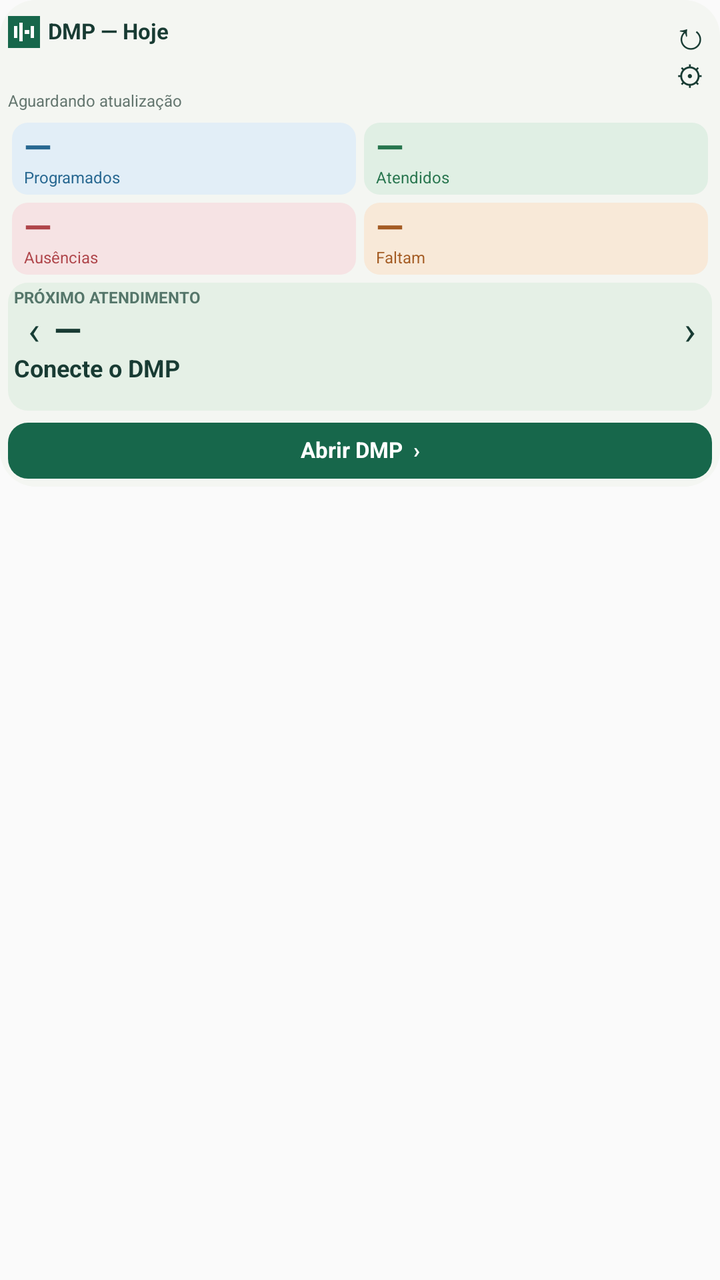
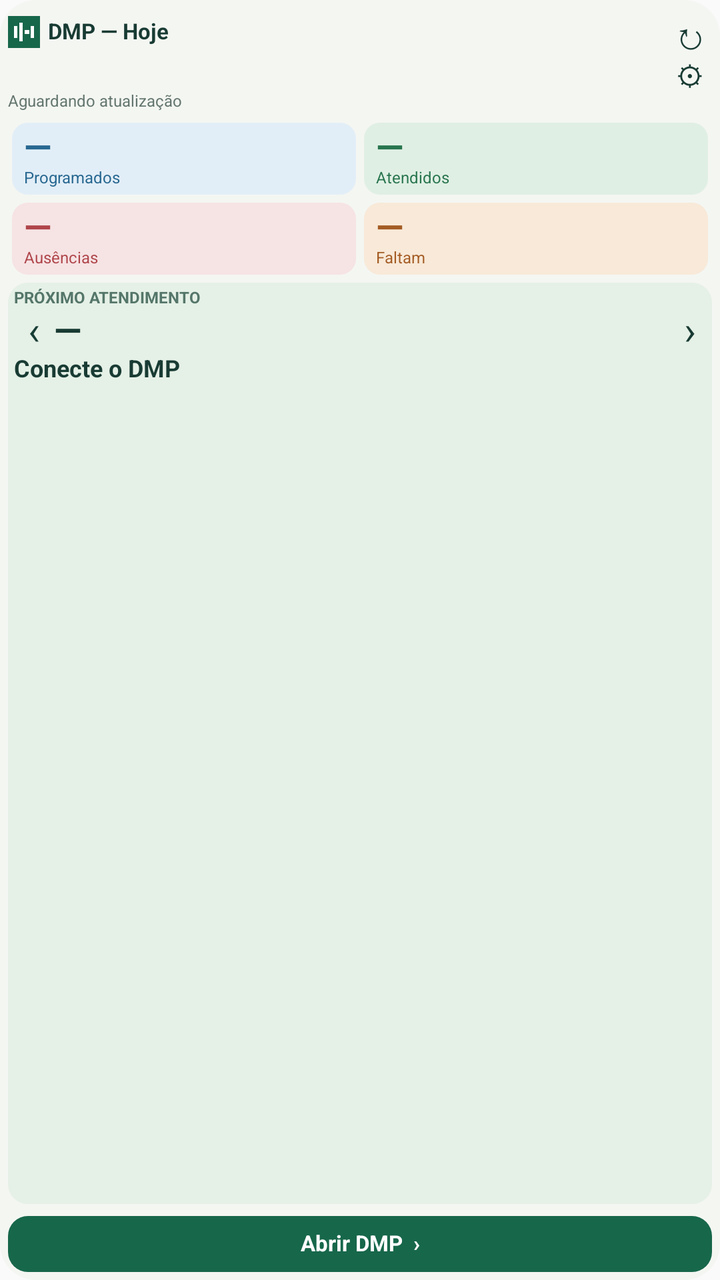

The first picture is an Android layout as it rendered before a commit; the second is the same layout after the commit. The layout source and the unified diff follow.
<!-- AndroidManifest.xml: application theme android:Theme.Material.Light.NoActionBar -->
<!-- res/layout/widget_tiny.xml -->
<FrameLayout xmlns:android="http://schemas.android.com/apk/res/android" android:id="@+id/root" android:layout_width="match_parent" android:layout_height="match_parent">
  <RelativeLayout android:id="@+id/shell" android:layout_width="match_parent" android:layout_height="wrap_content">
    <ImageView android:id="@+id/shell_bg" android:layout_width="match_parent" android:layout_height="0dp" android:scaleType="fitXY" android:contentDescription="" android:layout_alignTop="@id/content" android:layout_alignBottom="@id/content" android:src="@drawable/widget_surface" />
    <LinearLayout android:layout_width="match_parent" android:layout_height="wrap_content" android:orientation="vertical" android:padding="4dp" android:id="@+id/content">
      <LinearLayout android:layout_width="match_parent" android:layout_height="24dp" android:orientation="horizontal" android:gravity="center_vertical">
        <ImageView android:layout_width="16dp" android:layout_height="16dp" android:src="@drawable/icon" android:contentDescription="DMP" />
        <TextView android:id="@+id/header" android:layout_width="0dp" android:layout_height="wrap_content" android:text="DMP — Hoje" android:textSize="11sp" android:textColor="#183B33" android:includeFontPadding="false" android:layout_weight="1" android:paddingStart="4dp" android:maxLines="1" android:ellipsize="end" android:textStyle="bold" />
        <TextView android:id="@+id/refresh" android:layout_width="22dp" android:layout_height="24dp" android:text="↻" android:textSize="19sp" android:textColor="#183B33" android:includeFontPadding="false" android:gravity="center" android:contentDescription="Atualizar" />
      </LinearLayout>
      <LinearLayout android:layout_width="match_parent" android:layout_height="18dp" android:orientation="horizontal" android:gravity="center_vertical">
        <TextView android:id="@+id/date" android:layout_width="0dp" android:layout_height="wrap_content" android:text="" android:textSize="9sp" android:includeFontPadding="false" android:layout_weight="1" android:maxLines="1" android:textColor="#5D706A" />
        <TextView android:id="@+id/settings" android:layout_width="22dp" android:layout_height="18dp" android:text="⚙" android:textSize="14sp" android:textColor="#183B33" android:includeFontPadding="false" android:gravity="center" android:contentDescription="Configurar widget" />
      </LinearLayout>
      <TextView android:id="@+id/updated" android:layout_width="match_parent" android:layout_height="wrap_content" android:text="Aguardando atualização" android:textSize="8sp" android:includeFontPadding="false" android:textColor="#64766F" android:paddingBottom="4dp" android:maxLines="1" />
      <LinearLayout android:layout_width="match_parent" android:layout_height="wrap_content" android:orientation="vertical" android:id="@+id/metrics">
        <LinearLayout android:layout_width="match_parent" android:layout_height="wrap_content" android:orientation="horizontal" android:gravity="center_vertical">
          <FrameLayout android:id="@+id/programmed" android:layout_width="0dp" android:layout_weight="1" android:layout_height="36dp" android:layout_margin="2dp">
            <ImageView android:id="@+id/programmed_bg" android:layout_width="match_parent" android:layout_height="match_parent" android:scaleType="fitXY" android:contentDescription="" android:src="@drawable/programmed" />
            <LinearLayout android:layout_width="match_parent" android:layout_height="wrap_content" android:orientation="vertical" android:paddingStart="6dp" android:paddingTop="2dp" android:paddingBottom="2dp">
              <TextView android:id="@+id/programmed_number" android:layout_width="match_parent" android:layout_height="wrap_content" android:text="—" android:textSize="18sp" android:includeFontPadding="false" android:textStyle="bold" android:textColor="#286891" />
              <TextView android:id="@+id/programmed_label" android:layout_width="match_parent" android:layout_height="wrap_content" android:text="Programados" android:textSize="8sp" android:includeFontPadding="false" android:maxLines="1" android:textColor="#286891" />
            </LinearLayout>
          </FrameLayout>
          <FrameLayout android:id="@+id/attended" android:layout_width="0dp" android:layout_weight="1" android:layout_height="36dp" android:layout_margin="2dp">
            <ImageView android:id="@+id/attended_bg" android:layout_width="match_parent" android:layout_height="match_parent" android:scaleType="fitXY" android:contentDescription="" android:src="@drawable/attended" />
            <LinearLayout android:layout_width="match_parent" android:layout_height="wrap_content" android:orientation="vertical" android:paddingStart="6dp" android:paddingTop="2dp" android:paddingBottom="2dp">
              <TextView android:id="@+id/attended_number" android:layout_width="match_parent" android:layout_height="wrap_content" android:text="—" android:textSize="18sp" android:includeFontPadding="false" android:textStyle="bold" android:textColor="#27754E" />
              <TextView android:id="@+id/attended_label" android:layout_width="match_parent" android:layout_height="wrap_content" android:text="Atendidos" android:textSize="8sp" android:includeFontPadding="false" android:maxLines="1" android:textColor="#27754E" />
            </LinearLayout>
          </FrameLayout>
        </LinearLayout>
        <LinearLayout android:layout_width="match_parent" android:layout_height="wrap_content" android:orientation="horizontal" android:gravity="center_vertical">
          <FrameLayout android:id="@+id/absent" android:layout_width="0dp" android:layout_weight="1" android:layout_height="36dp" android:layout_margin="2dp">
            <ImageView android:id="@+id/absent_bg" android:layout_width="match_parent" android:layout_height="match_parent" android:scaleType="fitXY" android:contentDescription="" android:src="@drawable/absent" />
            <LinearLayout android:layout_width="match_parent" android:layout_height="wrap_content" android:orientation="vertical" android:paddingStart="6dp" android:paddingTop="2dp" android:paddingBottom="2dp">
              <TextView android:id="@+id/absent_number" android:layout_width="match_parent" android:layout_height="wrap_content" android:text="—" android:textSize="18sp" android:includeFontPadding="false" android:textStyle="bold" android:textColor="#AF454A" />
              <TextView android:id="@+id/absent_label" android:layout_width="match_parent" android:layout_height="wrap_content" android:text="Ausências" android:textSize="8sp" android:includeFontPadding="false" android:maxLines="1" android:textColor="#AF454A" />
            </LinearLayout>
          </FrameLayout>
          <FrameLayout android:id="@+id/remaining" android:layout_width="0dp" android:layout_weight="1" android:layout_height="36dp" android:layout_margin="2dp">
            <ImageView android:id="@+id/remaining_bg" android:layout_width="match_parent" android:layout_height="match_parent" android:scaleType="fitXY" android:contentDescription="" android:src="@drawable/remaining" />
            <LinearLayout android:layout_width="match_parent" android:layout_height="wrap_content" android:orientation="vertical" android:paddingStart="6dp" android:paddingTop="2dp" android:paddingBottom="2dp">
              <TextView android:id="@+id/remaining_number" android:layout_width="match_parent" android:layout_height="wrap_content" android:text="—" android:textSize="18sp" android:includeFontPadding="false" android:textStyle="bold" android:textColor="#A45C24" />
              <TextView android:id="@+id/remaining_label" android:layout_width="match_parent" android:layout_height="wrap_content" android:text="Faltam" android:textSize="8sp" android:includeFontPadding="false" android:maxLines="1" android:textColor="#A45C24" />
            </LinearLayout>
          </FrameLayout>
        </LinearLayout>
      </LinearLayout>
      <RelativeLayout android:id="@+id/next" android:layout_width="match_parent" android:layout_height="wrap_content" android:layout_marginTop="2dp">
        <ImageView android:id="@+id/next_bg" android:layout_width="match_parent" android:layout_height="0dp" android:scaleType="fitXY" android:contentDescription="" android:layout_alignTop="@id/next_content" android:layout_alignBottom="@id/next_content" android:src="@drawable/next" />
        <TextView android:id="@+id/next_category" android:layout_width="3dp" android:layout_height="0dp" android:layout_alignTop="@id/next_content" android:layout_alignBottom="@id/next_content" />
        <LinearLayout android:layout_width="match_parent" android:layout_height="wrap_content" android:orientation="vertical" android:padding="3dp" android:id="@+id/next_content">
          <TextView android:id="@+id/next_label" android:layout_width="match_parent" android:layout_height="wrap_content" android:text="PRÓXIMO ATENDIMENTO" android:textSize="8sp" android:includeFontPadding="false" android:textStyle="bold" android:textColor="#55766A" android:maxLines="1" />
          <LinearLayout android:layout_width="match_parent" android:layout_height="wrap_content" android:orientation="horizontal" android:gravity="center_vertical">
            <TextView android:id="@+id/next_previous" android:layout_width="20dp" android:layout_height="24dp" android:gravity="center" android:text="‹" android:textSize="20sp" android:textColor="#173D35" android:includeFontPadding="false" android:contentDescription="Atendimento anterior" />
            <TextView android:id="@+id/next_time" android:layout_width="0dp" android:layout_height="wrap_content" android:text="—" android:textSize="18sp" android:textColor="#183B33" android:includeFontPadding="false" android:layout_weight="1" android:textStyle="bold" />
            <TextView android:id="@+id/next_arrow" android:layout_width="16dp" android:layout_height="wrap_content" android:text="›" android:textSize="20sp" android:textColor="#183B33" android:includeFontPadding="false" android:gravity="center" />
          </LinearLayout>
          <TextView android:id="@+id/next_title" android:layout_width="match_parent" android:layout_height="wrap_content" android:text="Conecte o DMP" android:textSize="12sp" android:textColor="#183B33" android:includeFontPadding="false" android:textStyle="bold" android:maxLines="1" android:ellipsize="end" />
          <TextView android:id="@+id/next_type" android:layout_width="match_parent" android:layout_height="wrap_content" android:text="" android:textSize="9sp" android:includeFontPadding="false" android:textColor="#62746D" android:maxLines="1" android:ellipsize="end" />
        </LinearLayout>
      </RelativeLayout>
      <LinearLayout android:layout_width="match_parent" android:layout_height="wrap_content" android:orientation="vertical" android:layout_marginTop="2dp" android:id="@+id/workouts">
</LinearLayout>
      <LinearLayout android:layout_width="match_parent" android:layout_height="wrap_content" android:orientation="vertical" android:layout_marginTop="2dp" android:id="@+id/notes">
</LinearLayout>
      <LinearLayout android:layout_width="match_parent" android:layout_height="wrap_content" android:orientation="vertical" android:layout_marginTop="2dp" android:id="@+id/calendar">
</LinearLayout>
      <TextView android:id="@+id/open" android:layout_width="match_parent" android:layout_height="28dp" android:text="Abrir DMP  ›" android:textSize="11sp" android:includeFontPadding="false" android:background="@drawable/widget_button" android:textColor="#FFFFFF" android:gravity="center" android:textStyle="bold" android:layout_marginTop="0dp" />
    </LinearLayout>
  </RelativeLayout>
</FrameLayout>
<!-- resources referenced by this layout -->
<resources>
  <!-- drawable absent (drawable) -->
  <shape xmlns:android="http://schemas.android.com/apk/res/android" android:shape="rectangle"><solid android:color="#F6E3E4"/><corners android:radius="8dp"/></shape>
  <!-- drawable attended (drawable) -->
  <shape xmlns:android="http://schemas.android.com/apk/res/android" android:shape="rectangle"><solid android:color="#E0EFE4"/><corners android:radius="8dp"/></shape>
  <!-- drawable icon (drawable) -->
  <vector xmlns:android="http://schemas.android.com/apk/res/android" android:width="48dp" android:height="48dp" android:viewportWidth="48" android:viewportHeight="48"><path android:fillColor="#17674B" android:pathData="M0,0h48v48h-48z"/><path android:fillColor="#FFFFFF" android:pathData="M9,15h5v18h-5zM17,10h5v28h-5zM25,21h7v6h-7zM34,15h5v18h-5z"/></vector>
  <!-- drawable next (drawable) -->
  <shape xmlns:android="http://schemas.android.com/apk/res/android" android:shape="rectangle"><solid android:color="#E5F0E6"/><corners android:radius="10dp"/></shape>
  <!-- drawable programmed (drawable) -->
  <shape xmlns:android="http://schemas.android.com/apk/res/android" android:shape="rectangle"><solid android:color="#E2EEF7"/><corners android:radius="8dp"/></shape>
  <!-- drawable remaining (drawable) -->
  <shape xmlns:android="http://schemas.android.com/apk/res/android" android:shape="rectangle"><solid android:color="#F8E9D8"/><corners android:radius="8dp"/></shape>
  <!-- drawable widget_button (drawable) -->
  <shape xmlns:android="http://schemas.android.com/apk/res/android" android:shape="rectangle"><solid android:color="#17674B"/><corners android:radius="10dp"/></shape>
  <!-- drawable widget_surface (drawable) -->
  <shape xmlns:android="http://schemas.android.com/apk/res/android" android:shape="rectangle"><solid android:color="#F4F6F2"/><corners android:radius="18dp"/></shape>
</resources>

<!-- the commit's change to res/layout/widget_tiny.xml (unified diff, before → after) -->
@@ -1,7 +1,7 @@
 <FrameLayout xmlns:android="http://schemas.android.com/apk/res/android" android:id="@+id/root" android:layout_width="match_parent" android:layout_height="match_parent">
-  <RelativeLayout android:id="@+id/shell" android:layout_width="match_parent" android:layout_height="wrap_content">
+  <RelativeLayout android:id="@+id/shell" android:layout_width="match_parent" android:layout_height="match_parent">
     <ImageView android:id="@+id/shell_bg" android:layout_width="match_parent" android:layout_height="0dp" android:scaleType="fitXY" android:contentDescription="" android:layout_alignTop="@id/content" android:layout_alignBottom="@id/content" android:src="@drawable/widget_surface" />
-    <LinearLayout android:layout_width="match_parent" android:layout_height="wrap_content" android:orientation="vertical" android:padding="4dp" android:id="@+id/content">
+    <LinearLayout android:layout_width="match_parent" android:layout_height="match_parent" android:orientation="vertical" android:padding="4dp" android:id="@+id/content">
       <LinearLayout android:layout_width="match_parent" android:layout_height="24dp" android:orientation="horizontal" android:gravity="center_vertical">
         <ImageView android:layout_width="16dp" android:layout_height="16dp" android:src="@drawable/icon" android:contentDescription="DMP" />
         <TextView android:id="@+id/header" android:layout_width="0dp" android:layout_height="wrap_content" android:text="DMP — Hoje" android:textSize="11sp" android:textColor="#183B33" android:includeFontPadding="false" android:layout_weight="1" android:paddingStart="4dp" android:maxLines="1" android:ellipsize="end" android:textStyle="bold" />
@@ -46,9 +46,9 @@
           </FrameLayout>
         </LinearLayout>
       </LinearLayout>
-      <RelativeLayout android:id="@+id/next" android:layout_width="match_parent" android:layout_height="wrap_content" android:layout_marginTop="2dp">
-        <ImageView android:id="@+id/next_bg" android:layout_width="match_parent" android:layout_height="0dp" android:scaleType="fitXY" android:contentDescription="" android:layout_alignTop="@id/next_content" android:layout_alignBottom="@id/next_content" android:src="@drawable/next" />
-        <TextView android:id="@+id/next_category" android:layout_width="3dp" android:layout_height="0dp" android:layout_alignTop="@id/next_content" android:layout_alignBottom="@id/next_content" />
+      <RelativeLayout android:id="@+id/next" android:layout_width="match_parent" android:layout_height="0dp" android:layout_weight="1" android:layout_marginTop="2dp">
+        <ImageView android:id="@+id/next_bg" android:layout_width="match_parent" android:layout_height="0dp" android:scaleType="fitXY" android:contentDescription="" android:layout_alignParentTop="true" android:layout_alignParentBottom="true" android:src="@drawable/next" />
+        <TextView android:id="@+id/next_category" android:layout_width="3dp" android:layout_height="0dp" android:layout_alignParentTop="true" android:layout_alignParentBottom="true" />
         <LinearLayout android:layout_width="match_parent" android:layout_height="wrap_content" android:orientation="vertical" android:padding="3dp" android:id="@+id/next_content">
           <TextView android:id="@+id/next_label" android:layout_width="match_parent" android:layout_height="wrap_content" android:text="PRÓXIMO ATENDIMENTO" android:textSize="8sp" android:includeFontPadding="false" android:textStyle="bold" android:textColor="#55766A" android:maxLines="1" />
           <LinearLayout android:layout_width="match_parent" android:layout_height="wrap_content" android:orientation="horizontal" android:gravity="center_vertical">
